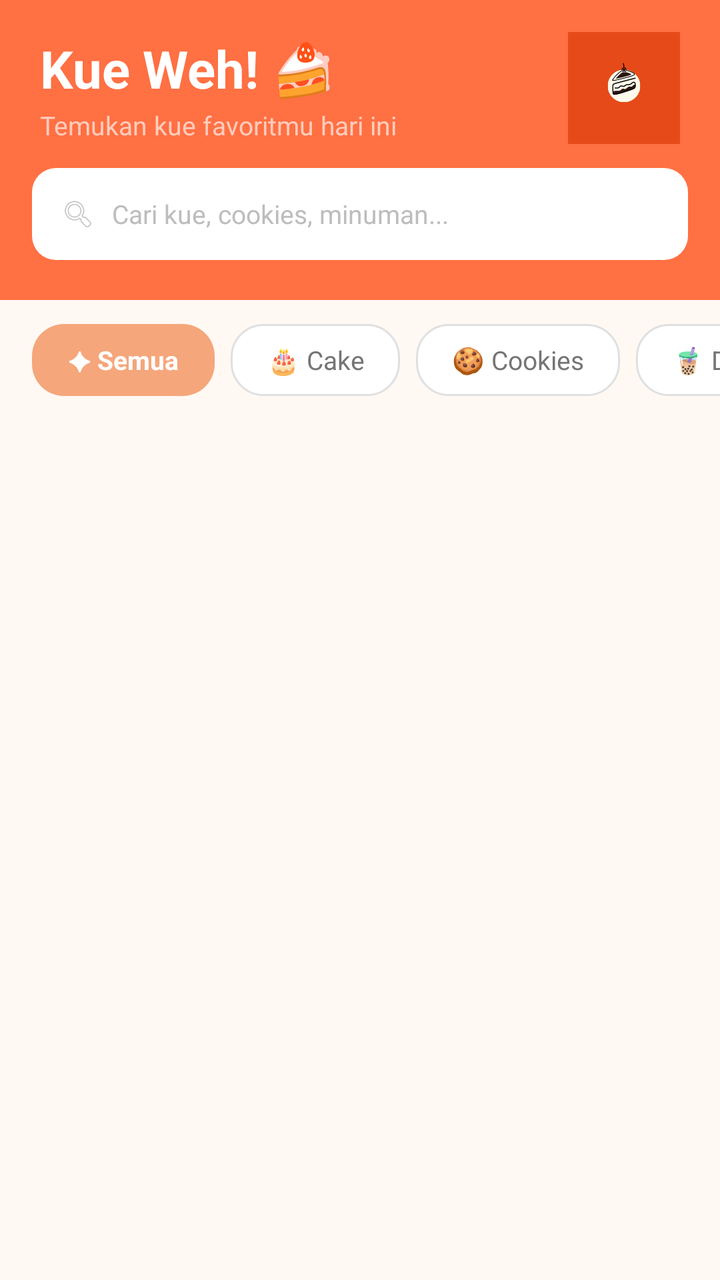
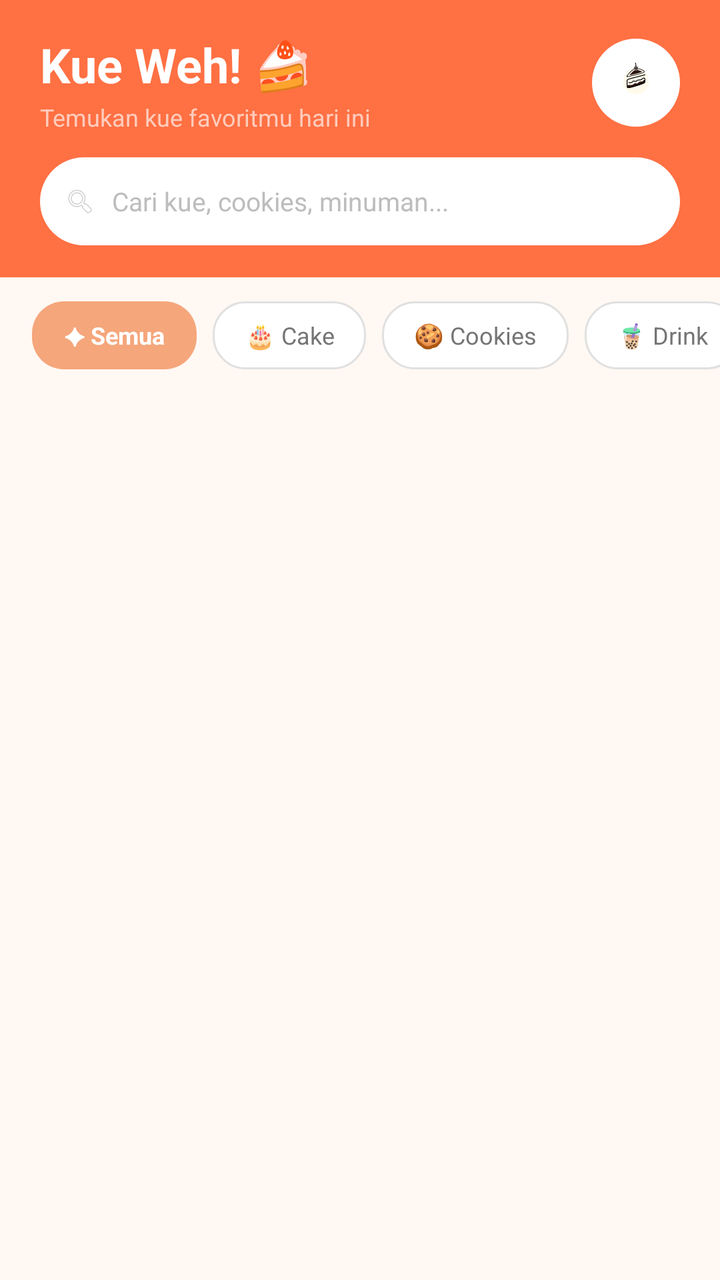

Screens rendered from an Android XML layout before and after an edit, with the pre-edit source and the edit as a unified diff.
<!-- AndroidManifest.xml: application theme Theme.KueWeh -->
<!-- res/layout/fragment_home.xml -->
<?xml version="1.0" encoding="utf-8"?>
<androidx.constraintlayout.widget.ConstraintLayout
    xmlns:android="http://schemas.android.com/apk/res/android"
    xmlns:app="http://schemas.android.com/apk/res-auto"
    android:layout_width="match_parent"
    android:layout_height="match_parent"
    android:background="#FFF8F3">

    
    <LinearLayout
        android:id="@+id/headerHome"
        android:layout_width="0dp"
        android:layout_height="wrap_content"
        android:background="#FF7043"
        android:orientation="vertical"
        android:fitsSystemWindows="true"
        android:paddingBottom="20dp"
        app:layout_constraintTop_toTopOf="parent"
        app:layout_constraintStart_toStartOf="parent"
        app:layout_constraintEnd_toEndOf="parent">

        <LinearLayout
            android:layout_width="match_parent"
            android:layout_height="wrap_content"
            android:orientation="horizontal"
            android:gravity="center_vertical"
            android:paddingHorizontal="20dp"
            android:paddingTop="16dp"
            android:paddingBottom="12dp">

            <LinearLayout
                android:layout_width="0dp"
                android:layout_height="wrap_content"
                android:layout_weight="1"
                android:orientation="vertical">

                <TextView
                    android:layout_width="wrap_content"
                    android:layout_height="wrap_content"
                    android:text="Kue Weh! 🍰"
                    android:textColor="#FFFFFF"
                    android:textSize="26sp"
                    android:textStyle="bold"/>

                <TextView
                    android:layout_width="wrap_content"
                    android:layout_height="wrap_content"
                    android:text="Temukan kue favoritmu hari ini"
                    android:textColor="#FFCCBC"
                    android:textSize="13sp"
                    android:layout_marginTop="2dp"/>
            </LinearLayout>

            <ImageView
                android:layout_width="56dp"
                android:layout_height="56dp"
                android:src="@drawable/ic_logo_kueweh"
                android:scaleType="fitCenter"
                android:background="#E64A19"
                android:padding="8dp"/>
        </LinearLayout>

        
        <LinearLayout
            android:layout_width="match_parent"
            android:layout_height="46dp"
            android:layout_marginHorizontal="16dp"
            android:background="@drawable/bg_search_home"
            android:orientation="horizontal"
            android:gravity="center_vertical"
            android:paddingHorizontal="14dp">

            <ImageView
                android:layout_width="18dp"
                android:layout_height="18dp"
                android:src="@android:drawable/ic_menu_search"
                android:alpha="0.5"/>

            <EditText
                android:id="@+id/etSearch"
                android:layout_width="0dp"
                android:layout_height="match_parent"
                android:layout_weight="1"
                android:layout_marginStart="8dp"
                android:background="@null"
                android:hint="Cari kue, cookies, minuman..."
                android:textColorHint="#BDBDBD"
                android:textColor="#1E1C18"
                android:textSize="13sp"
                android:inputType="text"
                android:imeOptions="actionSearch"
                android:singleLine="true"/>
        </LinearLayout>
    </LinearLayout>

    
    <HorizontalScrollView
        android:id="@+id/filterScroll"
        android:layout_width="0dp"
        android:layout_height="wrap_content"
        android:scrollbars="none"
        android:paddingVertical="12dp"
        android:paddingHorizontal="16dp"
        android:clipToPadding="false"
        app:layout_constraintTop_toBottomOf="@id/headerHome"
        app:layout_constraintStart_toStartOf="parent"
        app:layout_constraintEnd_toEndOf="parent">

        <LinearLayout
            android:layout_width="wrap_content"
            android:layout_height="wrap_content"
            android:orientation="horizontal"
            android:gravity="center_vertical">

            <TextView
                android:id="@+id/tvFilterSemua"
                android:layout_width="wrap_content"
                android:layout_height="36dp"
                android:gravity="center"
                android:background="@drawable/bg_chip_active"
                android:paddingHorizontal="18dp"
                android:text="✦ Semua"
                android:textColor="#FFFFFF"
                android:textSize="13sp"
                android:textStyle="bold"/>

            <TextView
                android:id="@+id/tvFilterCake"
                android:layout_width="wrap_content"
                android:layout_height="36dp"
                android:gravity="center"
                android:layout_marginStart="8dp"
                android:background="@drawable/bg_chip_inactive"
                android:paddingHorizontal="18dp"
                android:text="🎂 Cake"
                android:textColor="#757575"
                android:textSize="13sp"/>

            <TextView
                android:id="@+id/tvFilterCookies"
                android:layout_width="wrap_content"
                android:layout_height="36dp"
                android:gravity="center"
                android:layout_marginStart="8dp"
                android:background="@drawable/bg_chip_inactive"
                android:paddingHorizontal="18dp"
                android:text="🍪 Cookies"
                android:textColor="#757575"
                android:textSize="13sp"/>

            <TextView
                android:id="@+id/tvFilterDrink"
                android:layout_width="wrap_content"
                android:layout_height="36dp"
                android:gravity="center"
                android:layout_marginStart="8dp"
                android:background="@drawable/bg_chip_inactive"
                android:paddingHorizontal="18dp"
                android:text="🧋 Drink"
                android:textColor="#757575"
                android:textSize="13sp"/>
        </LinearLayout>
    </HorizontalScrollView>

    
    <androidx.recyclerview.widget.RecyclerView
        android:id="@+id/rvKue"
        android:layout_width="0dp"
        android:layout_height="0dp"
        android:clipToPadding="false"
        android:paddingHorizontal="8dp"
        android:paddingBottom="16dp"
        android:visibility="visible"
        app:layout_constraintTop_toBottomOf="@id/filterScroll"
        app:layout_constraintBottom_toBottomOf="parent"
        app:layout_constraintStart_toStartOf="parent"
        app:layout_constraintEnd_toEndOf="parent"
        app:layoutManager="androidx.recyclerview.widget.GridLayoutManager"
        app:spanCount="2"/>

    
    <LinearLayout
        android:id="@+id/emptyStateHome"
        android:layout_width="0dp"
        android:layout_height="0dp"
        android:orientation="vertical"
        android:gravity="center"
        android:paddingHorizontal="40dp"
        android:visibility="gone"
        app:layout_constraintTop_toBottomOf="@id/filterScroll"
        app:layout_constraintBottom_toBottomOf="parent"
        app:layout_constraintStart_toStartOf="parent"
        app:layout_constraintEnd_toEndOf="parent">

        <TextView
            android:layout_width="wrap_content"
            android:layout_height="wrap_content"
            android:text="🔍"
            android:textSize="56sp"/>

        <TextView
            android:layout_width="wrap_content"
            android:layout_height="wrap_content"
            android:layout_marginTop="16dp"
            android:text="Produk Tidak Ditemukan"
            android:textColor="#1A1A1A"
            android:textSize="18sp"
            android:textStyle="bold"
            android:gravity="center"/>

        <TextView
            android:layout_width="wrap_content"
            android:layout_height="wrap_content"
            android:layout_marginTop="8dp"
            android:text="Coba kata kunci lain atau\npilih kategori yang berbeda"
            android:textColor="#BDBDBD"
            android:textSize="14sp"
            android:gravity="center"
            android:lineSpacingExtra="4dp"/>

    </LinearLayout>

</androidx.constraintlayout.widget.ConstraintLayout>
<!-- resources referenced by this layout -->
<resources>
  <!-- drawable bg_chip_active (drawable) -->
  <?xml version="1.0" encoding="utf-8"?>
  <shape xmlns:android="http://schemas.android.com/apk/res/android">
      <solid android:color="#F5A67B" /> <corners android:radius="16dp" />
  </shape>
  <!-- drawable bg_chip_inactive (drawable) -->
  <?xml version="1.0" encoding="utf-8"?>
  <shape xmlns:android="http://schemas.android.com/apk/res/android">
      <solid android:color="#FFFFFF" />
      <stroke android:width="1dp" android:color="#E0E0E0" /> <corners android:radius="16dp" />
  </shape>
  <!-- drawable bg_search_home (drawable) -->
  <?xml version="1.0" encoding="utf-8"?>
  <shape xmlns:android="http://schemas.android.com/apk/res/android">
      <solid android:color="#FFFFFF"/>
      <corners android:radius="12dp"/>
  </shape>
  <!-- drawable ic_logo_kueweh: vector/xml drawable (drawable, 7441 chars, omitted) -->
  <style name="Theme.KueWeh" parent="Theme.MaterialComponents.Light.NoActionBar">
          <item name="android:statusBarColor">@android:color/transparent</item>
  
          <item name="android:windowLightStatusBar">true</item>
      </style>
</resources>

<!-- the commit's change to res/layout/fragment_home.xml (unified diff, before → after) -->
@@ -1,32 +1,31 @@
 <?xml version="1.0" encoding="utf-8"?>
-<androidx.constraintlayout.widget.ConstraintLayout
+<LinearLayout
     xmlns:android="http://schemas.android.com/apk/res/android"
     xmlns:app="http://schemas.android.com/apk/res-auto"
     android:layout_width="match_parent"
     android:layout_height="match_parent"
+    android:orientation="vertical"
     android:background="#FFF8F3">
 
     
     <LinearLayout
-        android:id="@+id/headerHome"
-        android:layout_width="0dp"
+        android:layout_width="match_parent"
         android:layout_height="wrap_content"
         android:background="#FF7043"
         android:orientation="vertical"
         android:fitsSystemWindows="true"
-        android:paddingBottom="20dp"
-        app:layout_constraintTop_toTopOf="parent"
-        app:layout_constraintStart_toStartOf="parent"
-        app:layout_constraintEnd_toEndOf="parent">
-
+        android:paddingLeft="20dp"
+        android:paddingRight="20dp"
+        android:paddingTop="16dp"
+        android:paddingBottom="16dp">
+
+        
         <LinearLayout
             android:layout_width="match_parent"
             android:layout_height="wrap_content"
             android:orientation="horizontal"
             android:gravity="center_vertical"
-            android:paddingHorizontal="20dp"
-            android:paddingTop="16dp"
-            android:paddingBottom="12dp">
+            android:layout_marginBottom="12dp">
 
             <LinearLayout
                 android:layout_width="0dp"
@@ -39,7 +38,7 @@
                     android:layout_height="wrap_content"
                     android:text="Kue Weh! 🍰"
                     android:textColor="#FFFFFF"
-                    android:textSize="26sp"
+                    android:textSize="24sp"
                     android:textStyle="bold"/>
 
                 <TextView
@@ -47,41 +46,42 @@
                     android:layout_height="wrap_content"
                     android:text="Temukan kue favoritmu hari ini"
                     android:textColor="#FFCCBC"
-                    android:textSize="13sp"
+                    android:textSize="12sp"
                     android:layout_marginTop="2dp"/>
             </LinearLayout>
 
+            
             <ImageView
-                android:layout_width="56dp"
-                android:layout_height="56dp"
+                android:layout_width="44dp"
+                android:layout_height="44dp"
                 android:src="@drawable/ic_logo_kueweh"
                 android:scaleType="fitCenter"
-                android:background="#E64A19"
-                android:padding="8dp"/>
+                android:background="@drawable/bg_search_rounded"
+                android:padding="6dp"/>
         </LinearLayout>
 
         
         <LinearLayout
             android:layout_width="match_parent"
-            android:layout_height="46dp"
-            android:layout_marginHorizontal="16dp"
-            android:background="@drawable/bg_search_home"
+            android:layout_height="44dp"
+            android:background="@drawable/bg_search_rounded"
             android:orientation="horizontal"
             android:gravity="center_vertical"
-            android:paddingHorizontal="14dp">
+            android:paddingLeft="12dp"
+            android:paddingRight="12dp">
 
             <ImageView
-                android:layout_width="18dp"
-                android:layout_height="18dp"
+                android:layout_width="16dp"
+                android:layout_height="16dp"
                 android:src="@android:drawable/ic_menu_search"
-                android:alpha="0.5"/>
+                android:alpha="0.4"/>
 
             <EditText
                 android:id="@+id/etSearch"
                 android:layout_width="0dp"
                 android:layout_height="match_parent"
                 android:layout_weight="1"
-                android:layout_marginStart="8dp"
+                android:layout_marginLeft="8dp"
                 android:background="@null"
                 android:hint="Cari kue, cookies, minuman..."
                 android:textColorHint="#BDBDBD"
@@ -95,16 +95,14 @@
 
     
     <HorizontalScrollView
-        android:id="@+id/filterScroll"
-        android:layout_width="0dp"
+        android:layout_width="match_parent"
         android:layout_height="wrap_content"
         android:scrollbars="none"
-        android:paddingVertical="12dp"
-        android:paddingHorizontal="16dp"
-        android:clipToPadding="false"
-        app:layout_constraintTop_toBottomOf="@id/headerHome"
-        app:layout_constraintStart_toStartOf="parent"
-        app:layout_constraintEnd_toEndOf="parent">
+        android:paddingTop="12dp"
+        android:paddingBottom="8dp"
+        android:paddingLeft="16dp"
+        android:paddingRight="16dp"
+        android:clipToPadding="false">
 
         <LinearLayout
             android:layout_width="wrap_content"
@@ -115,109 +113,112 @@
             <TextView
                 android:id="@+id/tvFilterSemua"
                 android:layout_width="wrap_content"
-                android:layout_height="36dp"
+                android:layout_height="34dp"
                 android:gravity="center"
                 android:background="@drawable/bg_chip_active"
-                android:paddingHorizontal="18dp"
+                android:paddingLeft="16dp"
+                android:paddingRight="16dp"
                 android:text="✦ Semua"
                 android:textColor="#FFFFFF"
-                android:textSize="13sp"
+                android:textSize="12sp"
                 android:textStyle="bold"/>
 
             <TextView
                 android:id="@+id/tvFilterCake"
                 android:layout_width="wrap_content"
-                android:layout_height="36dp"
-                android:gravity="center"
-                android:layout_marginStart="8dp"
+                android:layout_height="34dp"
+                android:gravity="center"
+                android:layout_marginLeft="8dp"
                 android:background="@drawable/bg_chip_inactive"
-                android:paddingHorizontal="18dp"
+                android:paddingLeft="16dp"
+                android:paddingRight="16dp"
                 android:text="🎂 Cake"
                 android:textColor="#757575"
-                android:textSize="13sp"/>
+                android:textSize="12sp"/>
 
             <TextView
                 android:id="@+id/tvFilterCookies"
                 android:layout_width="wrap_content"
-                android:layout_height="36dp"
-                android:gravity="center"
-                android:layout_marginStart="8dp"
+                android:layout_height="34dp"
+                android:gravity="center"
+                android:layout_marginLeft="8dp"
                 android:background="@drawable/bg_chip_inactive"
-                android:paddingHorizontal="18dp"
+                android:paddingLeft="16dp"
+                android:paddingRight="16dp"
                 android:text="🍪 Cookies"
                 android:textColor="#757575"
-                android:textSize="13sp"/>
+                android:textSize="12sp"/>
 
             <TextView
                 android:id="@+id/tvFilterDrink"
                 android:layout_width="wrap_content"
-                android:layout_height="36dp"
-                android:gravity="center"
-                android:layout_marginStart="8dp"
+                android:layout_height="34dp"
+                android:gravity="center"
+                android:layout_marginLeft="8dp"
                 android:background="@drawable/bg_chip_inactive"
-                android:paddingHorizontal="18dp"
+                android:paddingLeft="16dp"
+                android:paddingRight="16dp"
                 android:text="🧋 Drink"
                 android:textColor="#757575"
-                android:textSize="13sp"/>
+                android:textSize="12sp"/>
         </LinearLayout>
     </HorizontalScrollView>
 
     
-    <androidx.recyclerview.widget.RecyclerView
-        android:id="@+id/rvKue"
-        android:layout_width="0dp"
+    <FrameLayout
+        android:layout_width="match_parent"
         android:layout_height="0dp"
-        android:clipToPadding="false"
-        android:paddingHorizontal="8dp"
-        android:paddingBottom="16dp"
-        android:visibility="visible"
-        app:layout_constraintTop_toBottomOf="@id/filterScroll"
-        app:layout_constraintBottom_toBottomOf="parent"
-        app:layout_constraintStart_toStartOf="parent"
-        app:layout_constraintEnd_toEndOf="parent"
-        app:layoutManager="androidx.recyclerview.widget.GridLayoutManager"
-        app:spanCount="2"/>
-
-    
-    <LinearLayout
-        android:id="@+id/emptyStateHome"
-        android:layout_width="0dp"
-        android:layout_height="0dp"
-        android:orientation="vertical"
-        android:gravity="center"
-        android:paddingHorizontal="40dp"
-        android:visibility="gone"
-        app:layout_constraintTop_toBottomOf="@id/filterScroll"
-        app:layout_constraintBottom_toBottomOf="parent"
-        app:layout_constraintStart_toStartOf="parent"
-        app:layout_constraintEnd_toEndOf="parent">
-
-        <TextView
-            android:layout_width="wrap_content"
-            android:layout_height="wrap_content"
-            android:text="🔍"
-            android:textSize="56sp"/>
-
-        <TextView
-            android:layout_width="wrap_content"
-            android:layout_height="wrap_content"
-            android:layout_marginTop="16dp"
-            android:text="Produk Tidak Ditemukan"
-            android:textColor="#1A1A1A"
-            android:textSize="18sp"
-            android:textStyle="bold"
-            android:gravity="center"/>
-
-        <TextView
-            android:layout_width="wrap_content"
-            android:layout_height="wrap_content"
-            android:layout_marginTop="8dp"
-            android:text="Coba kata kunci lain atau\npilih kategori yang berbeda"
-            android:textColor="#BDBDBD"
-            android:textSize="14sp"
+        android:layout_weight="1">
+
+        <androidx.recyclerview.widget.RecyclerView
+            android:id="@+id/rvKue"
+            android:layout_width="match_parent"
+            android:layout_height="match_parent"
+            android:clipToPadding="false"
+            android:paddingLeft="8dp"
+            android:paddingRight="8dp"
+            android:paddingBottom="16dp"
+            android:visibility="visible"
+            app:layoutManager="androidx.recyclerview.widget.GridLayoutManager"
+            app:spanCount="2"/>
+
+        <LinearLayout
+            android:id="@+id/emptyStateHome"
+            android:layout_width="match_parent"
+            android:layout_height="match_parent"
+            android:orientation="vertical"
             android:gravity="center"
-            android:lineSpacingExtra="4dp"/>
-
-    </LinearLayout>
-
-</androidx.constraintlayout.widget.ConstraintLayout>
+            android:paddingLeft="40dp"
+            android:paddingRight="40dp"
+            android:visibility="gone">
+
+            <TextView
+                android:layout_width="wrap_content"
+                android:layout_height="wrap_content"
+                android:text="🔍"
+                android:textSize="52sp"/>
+
+            <TextView
+                android:layout_width="wrap_content"
+                android:layout_height="wrap_content"
+                android:layout_marginTop="16dp"
+                android:text="Produk Tidak Ditemukan"
+                android:textColor="#1A1A1A"
+                android:textSize="17sp"
+                android:textStyle="bold"
+                android:gravity="center"/>
+
+            <TextView
+                android:layout_width="wrap_content"
+                android:layout_height="wrap_content"
+                android:layout_marginTop="8dp"
+                android:text="Coba kata kunci lain atau pilih kategori berbeda"
+                android:textColor="#BDBDBD"
+                android:textSize="13sp"
+                android:gravity="center"
+                android:lineSpacingExtra="4dp"/>
+        </LinearLayout>
+
+    </FrameLayout>
+
+</LinearLayout>
<!-- resource entries referenced after the edit -->
@@ -11,12 +11,11 @@
       <solid android:color="#FFFFFF" />
       <stroke android:width="1dp" android:color="#E0E0E0" /> <corners android:radius="16dp" />
   </shape>
-  <!-- drawable bg_search_home (drawable) -->
+  <!-- drawable bg_search_rounded (drawable) -->
   <?xml version="1.0" encoding="utf-8"?>
   <shape xmlns:android="http://schemas.android.com/apk/res/android">
-      <solid android:color="#FFFFFF"/>
-      <corners android:radius="12dp"/>
-  </shape>
+      <solid android:color="#FFFFFF" />
+      <corners android:radius="24dp" /> </shape>
   <!-- drawable ic_logo_kueweh: vector/xml drawable (drawable, 7441 chars, omitted) -->
   <style name="Theme.KueWeh" parent="Theme.MaterialComponents.Light.NoActionBar">
           <item name="android:statusBarColor">@android:color/transparent</item>
